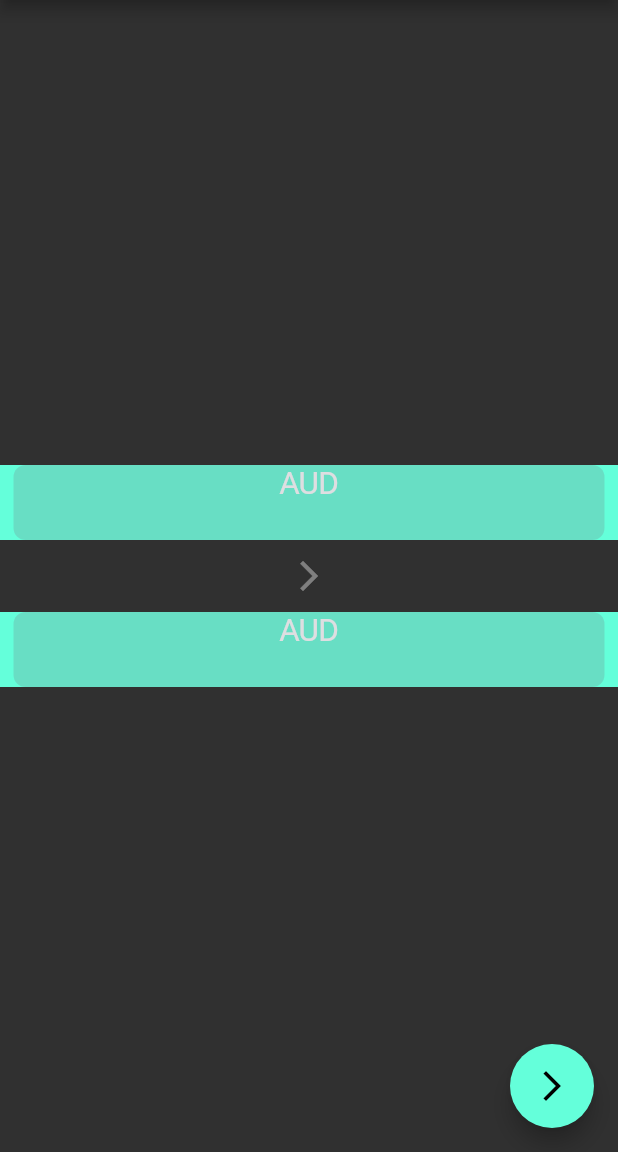
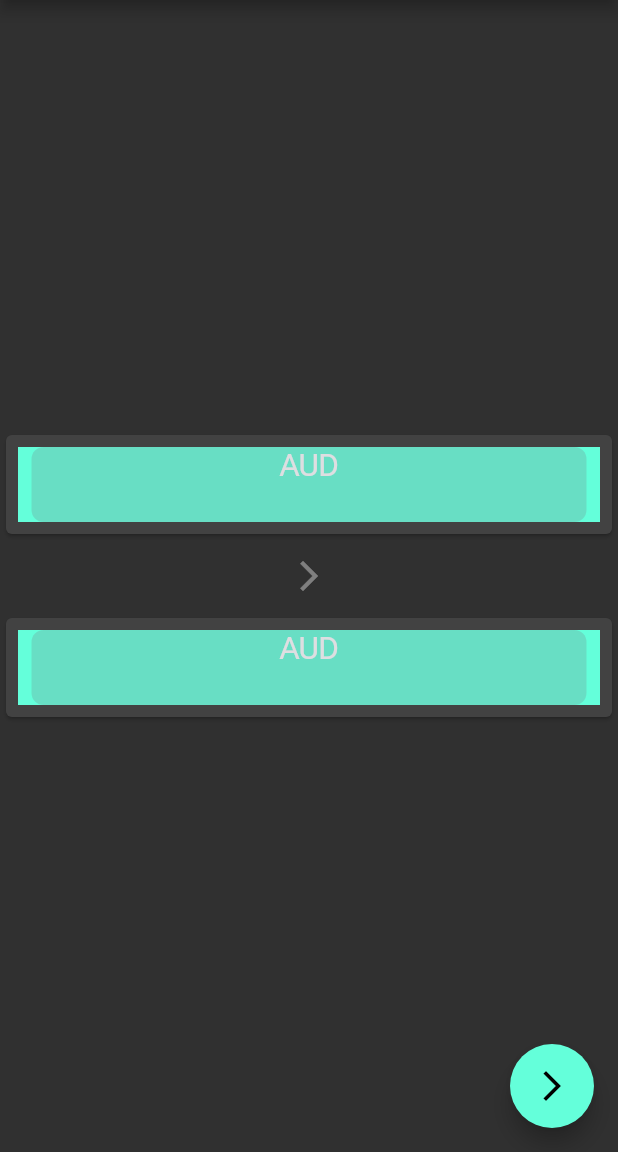
Before and after one commit to 1805ayush/Currency-Converter, a Flutter app: the screen it shows after launch, on a phone screen of 412 x 824 dp, the part 84-1236 px from its top. Run offline on Flutter 3.47's test engine with Material 2 defaults, Android fonts, the phone set to English and light mode, and no system bars.

Commit message:
added reusable card

```diff
--- /dev/null
+++ b/lib/Components/reusable_card.dart
@@ -0,0 +1,21 @@
+import 'package:flutter/material.dart';
+import 'package:currency_converter/Components/currency_picker.dart';
+
+class ReusableCard extends StatelessWidget{
+  ReusableCard(
+
+      );
+  @override
+  Widget build(BuildContext context) {
+
+    return Card(
+
+      child: Padding(
+        padding: const EdgeInsets.all(8.0),
+        child: CurrencyPicker(
+          'USD'
+        ),
+      ),
+    );
+  }
+}
--- a/lib/home_screen.dart
+++ b/lib/home_screen.dart
@@ -1,5 +1,6 @@
 import 'package:flutter/material.dart';
 import 'package:currency_converter/Components/currency_picker.dart';
+import 'package:currency_converter/Components/reusable_card.dart';
 
 
 class MyHomePage extends StatefulWidget {
@@ -30,13 +31,14 @@ class _MyHomePageState extends State<MyHomePage> {
         child: Column(
           mainAxisAlignment: MainAxisAlignment.center,
           children: <Widget>[
-            CurrencyPicker('USD'),
+           ReusableCard(),
             FlatButton(
+
               child: Icon(
                   Icons.arrow_forward_ios_outlined
               ),
             ),
-            CurrencyPicker('IND')
+            ReusableCard()
           ],
 
         ),
```
